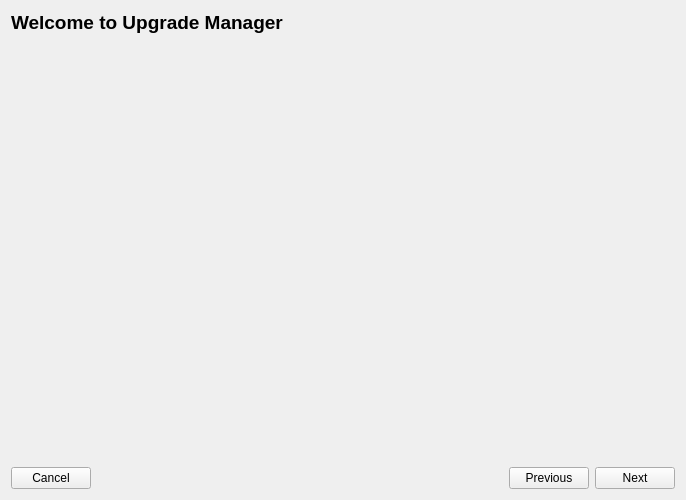
Above: playground/gokmen/um/ui/ui_mainscreen.ui from pars-linux/uludag before the change. Below: the same form after it.
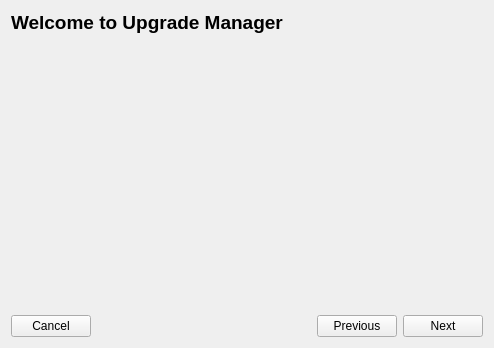
That is the form after the change.

Commit message: - Update UI, cosmetic purpose

```diff
--- a/playground/gokmen/um/ui/ui_mainscreen.ui
+++ b/playground/gokmen/um/ui/ui_mainscreen.ui
@@ -6,8 +6,8 @@
    <rect>
     <x>0</x>
     <y>0</y>
-    <width>686</width>
-    <height>500</height>
+    <width>494</width>
+    <height>348</height>
    </rect>
   </property>
   <property name="windowTitle">
@@ -40,8 +40,8 @@
      </property>
      <property name="sizeHint" stdset="0">
       <size>
-       <width>463</width>
-       <height>20</height>
+       <width>218</width>
+       <height>22</height>
       </size>
      </property>
     </spacer>
```
Left out of the diff: 44 changed lines with no effect on the pictures. The commit also changes 3 other files.
